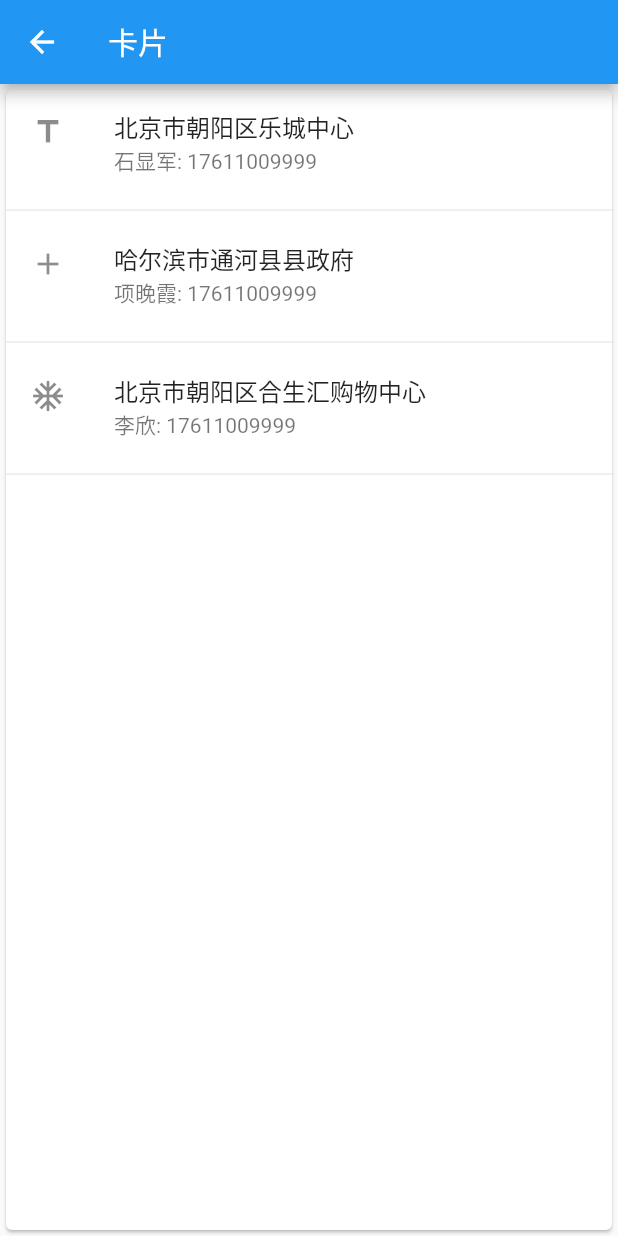
After one commit to ShiXianjun-2016/flutter_learn, a Flutter app: the CardPage screen opened directly, on a phone screen of 412 x 824 dp. The commit adds this screen. Run offline on Flutter 3.47's test engine with Material 2 defaults, Android fonts, the phone set to English and light mode, and no system bars.

Commit message:
no message

```diff
--- /dev/null
+++ b/lib/layout/LearnLayoutCard.dart
@@ -0,0 +1,50 @@
+import 'package:flutter/material.dart';
+
+class CardPage extends StatelessWidget{
+
+  @override
+  Widget build(BuildContext context) {
+    // TODO: implement build
+
+    var card = Card(
+
+      child: Column(
+        children: <Widget>[
+
+          ListTile(
+            title: Text("北京市朝阳区乐城中心", style: TextStyle(fontWeight: FontWeight.w500),),
+            subtitle: Text("石显军: 17611009999"),
+            leading: Icon(Icons.title),
+          ),
+
+          Divider(),
+
+          ListTile(
+            title: Text("哈尔滨市通河县县政府", style: TextStyle(fontWeight: FontWeight.w500),),
+            subtitle: Text("项晚霞: 17611009999"),
+            leading: Icon(Icons.add),
+          ),
+
+          Divider(),
+
+          ListTile(
+            title: Text("北京市朝阳区合生汇购物中心", style: TextStyle(fontWeight: FontWeight.w500),),
+            subtitle: Text("李欣: 17611009999"),
+            leading: Icon(Icons.ac_unit),
+          ),
+
+          Divider(),
+
+        ],
+      ),
+
+    );
+
+    return Scaffold(
+      appBar: AppBar(
+        title: Text("卡片"),
+      ),
+      body: card,
+    );
+  }
+}
```
Also changed, not shown: lib/layout/LearnLayoutColumn.dart (added, +27 -0 lines), lib/layout/LearnLayoutRow.dart (added, +41 -0 lines), lib/layout/LearnLayoutStack.dart (added, +57 -0 lines), lib/main.dart (+37 -2 lines), lib/widget/LearnGridView.dart (added, +51 -0 lines), lib/widget/LearnListView.dart (added, +24 -0 lines), lib/widget/ListView.dart (deleted, +0 -15 lines).
